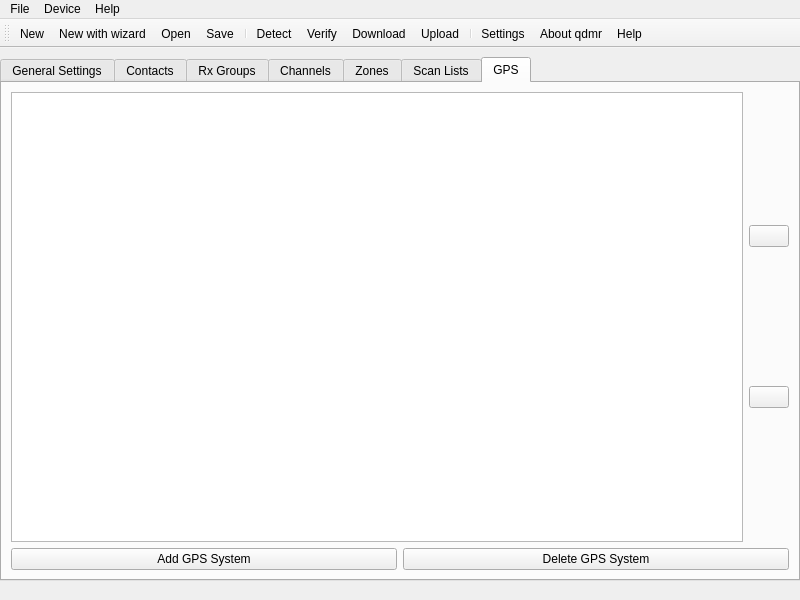
Qt form shared/mainwindow.ui (hmatuschek/qdmr) before a commit.
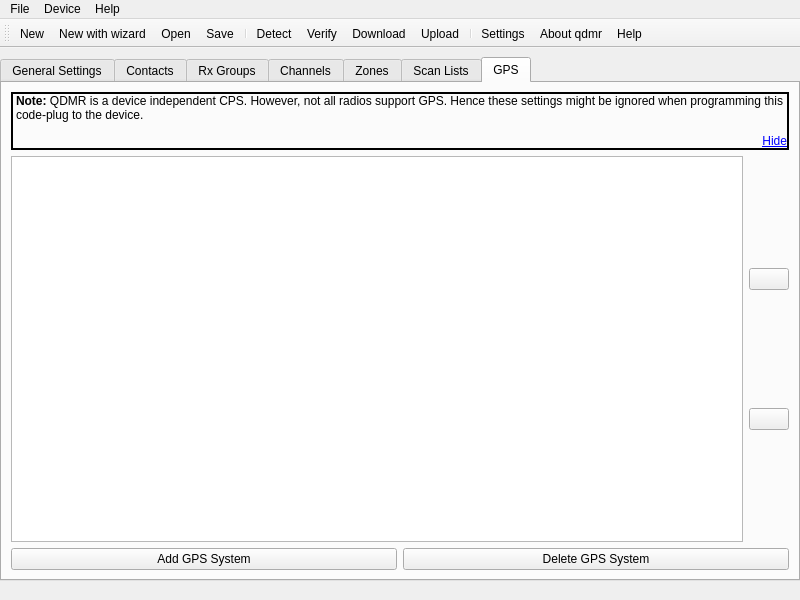
The same form after that commit. The open tabs and pages were chosen to show the change. Icons and pictures are not drawn.

Commit message: Added note to GPS tab to remember everyone that not all devices support GPS. Fixes #29.

```diff
--- a/shared/mainwindow.ui
+++ b/shared/mainwindow.ui
@@ -627,6 +627,43 @@
         <string>GPS</string>
        </attribute>
        <layout class="QVBoxLayout" name="verticalLayout_18">
+        <item>
+         <widget class="QLabel" name="gpsNote">
+          <property name="styleSheet">
+           <string notr="true"/>
+          </property>
+          <property name="frameShape">
+           <enum>QFrame::Box</enum>
+          </property>
+          <property name="lineWidth">
+           <number>2</number>
+          </property>
+          <property name="midLineWidth">
+           <number>0</number>
+          </property>
+          <property name="text">
+           <string>&lt;html&gt;&lt;head/&gt;&lt;body&gt;&lt;p&gt;&lt;span style=&quot; font-weight:600;&quot;&gt;Note:&lt;/span&gt; QDMR is a device independent CPS. However, not all radios support GPS. Hence these settings might be ignored when programming this code-plug to the device. &lt;/p&gt;&lt;p align=&quot;right&quot;&gt;&lt;a href=&quot;#hide&quot;&gt;&lt;span style=&quot; text-decoration: underline; color:#0000ff;&quot;&gt;Hide&lt;/span&gt;&lt;/a&gt;&lt;/p&gt;&lt;/body&gt;&lt;/html&gt;</string>
+          </property>
+          <property name="textFormat">
+           <enum>Qt::RichText</enum>
+          </property>
+          <property name="wordWrap">
+           <bool>true</bool>
+          </property>
+          <property name="margin">
+           <number>5</number>
+          </property>
+          <property name="indent">
+           <number>-1</number>
+          </property>
+          <property name="openExternalLinks">
+           <bool>false</bool>
+          </property>
+          <property name="textInteractionFlags">
+           <set>Qt::LinksAccessibleByKeyboard|Qt::LinksAccessibleByMouse</set>
+          </property>
+         </widget>
+        </item>
         <item>
          <layout class="QHBoxLayout" name="horizontalLayout_11">
           <item>
```
The commit also changes 4 other files.
